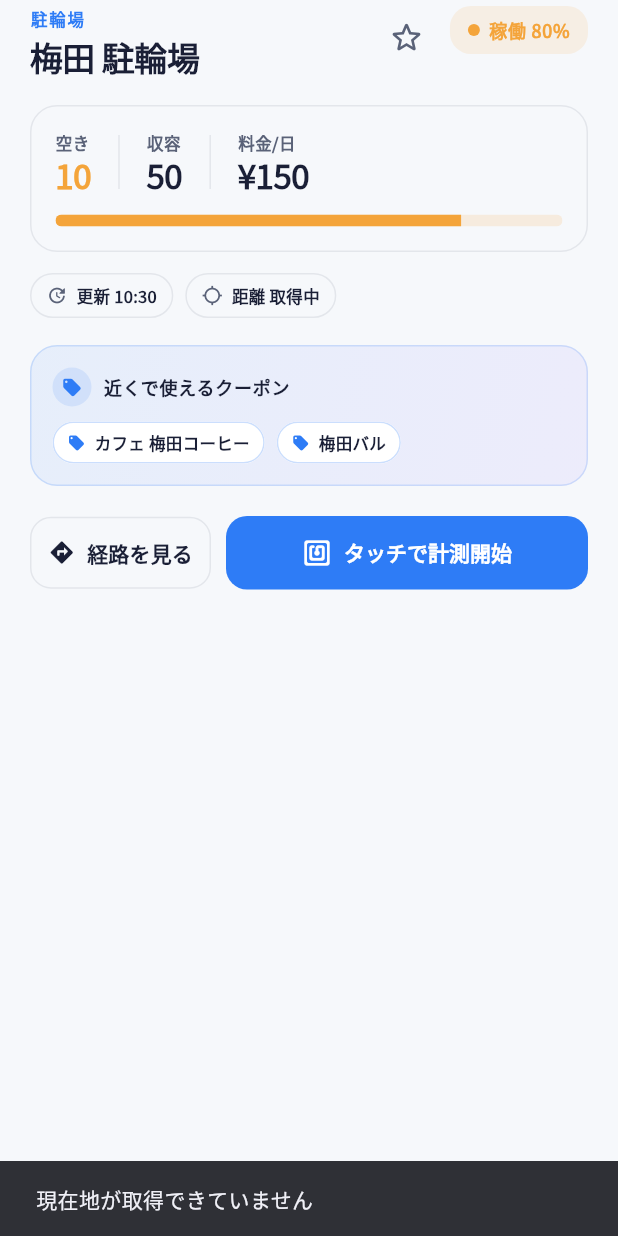
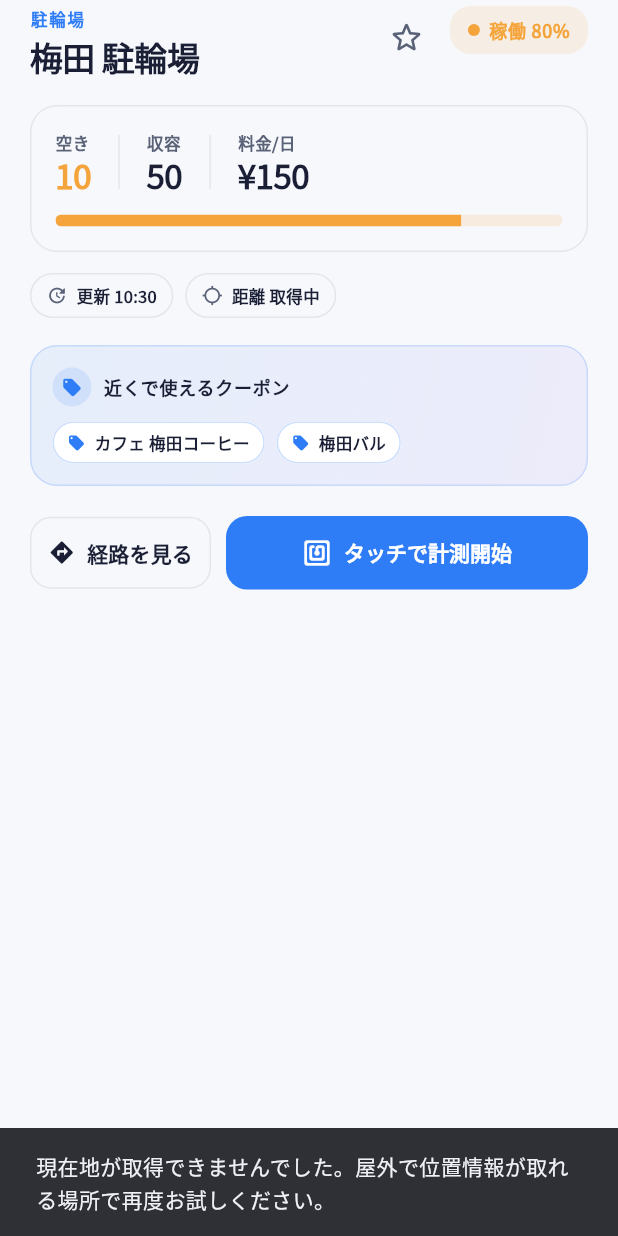
Before and after one commit to sousouKOZ/BicycleGoApp, a Flutter app: the ParkingDetailSheet widget shown alone on an empty page, opened directly with sample values from the repository, after a tap on "経路を見る", on a phone screen of 412 x 824 dp. Run offline on Flutter 3.47's test engine with Material 3 defaults, Android fonts, the phone set to English and light mode, and no system bars; our stand-ins replace flutter_local_notifications, flutter_riverpod, geolocator, google_fonts, google_maps_flutter, shared_preferences and 1 more; accounts and stored records are empty.

```diff
--- a/lib/features/parking/data/directions_service.dart
+++ b/lib/features/parking/data/directions_service.dart
@@ -46,8 +46,8 @@ class DirectionsService {
     final body = jsonDecode(resp.body) as Map<String, dynamic>;
     final status = body['status'] as String? ?? 'UNKNOWN_ERROR';
     if (status != 'OK') {
-      final err = body['error_message'] as String? ?? status;
-      throw DirectionsException(err);
+      final err = body['error_message'] as String?;
+      throw DirectionsException(_friendlyMessage(status, err));
     }
     final routes = body['routes'] as List<dynamic>;
     if (routes.isEmpty) {
@@ -70,6 +70,36 @@ class DirectionsService {
       distanceMeters: distance,
       durationSeconds: duration,
     );
+  }
+
+  /// Directions API の status コードをユーザー向けの文言に変換する。
+  /// 切り分けに使えるよう原因の見当も括弧書きで併記。
+  String _friendlyMessage(String status, String? errorMessage) {
+    switch (status) {
+      case 'ZERO_RESULTS':
+        return '自転車で行けるルートが見つかりませんでした。'
+            '（駐輪場が遠すぎるか、自転車経路が存在しない地域の可能性）';
+      case 'MAX_ROUTE_LENGTH_EXCEEDED':
+        return 'ルートが長すぎます。'
+            '（モックの駐輪場は大阪駅周辺に固定されています。'
+            '近くで検証する場合はモックデータを差し替えてください）';
+      case 'NOT_FOUND':
+        return '出発地または駐輪場の位置を特定できませんでした。';
+      case 'REQUEST_DENIED':
+        return 'API リクエストが拒否されました。'
+            '（GCP Console で Directions API が有効化されているか・'
+            'キーの Application restrictions を確認してください）'
+            '${errorMessage != null ? "\n詳細: $errorMessage" : ""}';
+      case 'OVER_DAILY_LIMIT':
+      case 'OVER_QUERY_LIMIT':
+        return 'API のクォータ上限を超えました。';
+      case 'INVALID_REQUEST':
+        return 'リクエストが不正です。$errorMessage';
+      case 'UNKNOWN_ERROR':
+        return '一時的なサーバエラーです。少し待って再試行してください。';
+      default:
+        return errorMessage ?? status;
+    }
   }
 
   /// Google Encoded Polyline Algorithm Format のデコード。
--- a/lib/features/parking/data/parking_mock_data.dart
+++ b/lib/features/parking/data/parking_mock_data.dart
@@ -40,6 +40,15 @@ final mockParkingLots = <ParkingLot>[
     priceYenPerDay: 120,
     updatedAt: DateTime.now(),
   ),
+  ParkingLot(
+    id: 'p5',
+    name: '大学 駐輪場',
+    position: const LatLng(34.7000, 135.4930),
+    capacity: 50,
+    occupied: 20,
+    priceYenPerDay: 110,
+    updatedAt: DateTime.now(),
+  )
 ];
 
 final mockDevices = <Device>[
@@ -75,4 +84,12 @@ final mockDevices = <Device>[
     status: DeviceStatus.idle,
     nfcCode: 'NFC-TENJIN-01',
   ),
+  Device(
+    id: 'd-p5-01',
+    storeId: 's5',
+    parkingLotId: 'p5',
+    position: const LatLng(34.7000, 135.4930),
+    status: DeviceStatus.idle,
+    nfcCode: 'NFC-UNIVERSITY-01',
+  ),
 ];
--- a/lib/features/parking/presentation/parking_detail_sheet.dart
+++ b/lib/features/parking/presentation/parking_detail_sheet.dart
@@ -2,6 +2,7 @@ import 'dart:math' as math;
 
 import 'package:flutter/material.dart';
 import 'package:flutter_riverpod/flutter_riverpod.dart';
+import 'package:geolocator/geolocator.dart';
 import 'package:google_maps_flutter/google_maps_flutter.dart';
 
 import '../../../core/theme/app_colors.dart';
@@ -44,19 +45,41 @@ class ParkingDetailSheet extends ConsumerWidget {
     BuildContext context,
     WidgetRef ref,
     ScaffoldMessengerState messenger,
-    LatLng? currentLocation,
+    LatLng? cachedLocation,
   ) async {
-    if (currentLocation == null) {
-      messenger.showSnackBar(
-        const SnackBar(content: Text('現在地が取得できていません')),
-      );
-      return;
-    }
     ref.read(routeLoadingProvider.notifier).state = true;
     try {
+      // 起動時の座標は古い・屋内取得で不正確な場合があるため、
+      // ルート取得直前に新しい fix を取り直す。
+      // 8秒で取れなければキャッシュにフォールバック。
+      LatLng? origin;
+      try {
+        final pos = await Geolocator.getCurrentPosition(
+          desiredAccuracy: LocationAccuracy.high,
+          timeLimit: const Duration(seconds: 8),
+        );
+        origin = LatLng(pos.latitude, pos.longitude);
+        // フレッシュな座標を全体プロバイダにも反映（地図側の表示も更新）。
+        ref.read(currentLocationProvider.notifier).state = origin;
+      } catch (_) {
+        origin = cachedLocation;
+      }
+
+      if (origin == null) {
+        messenger.showSnackBar(
+          const SnackBar(
+            content: Text(
+              '現在地が取得できませんでした。屋外で位置情報が取れる場所で再度お試しください。',
+            ),
+            duration: Duration(seconds: 6),
+          ),
+        );
+        return;
+      }
+
       final service = ref.read(directionsServiceProvider);
       final route = await service.fetch(
-        origin: currentLocation,
+        origin: origin,
         parking: parking,
       );
       ref.read(activeRouteProvider.notifier).state = route;
@@ -65,11 +88,17 @@ class ParkingDetailSheet extends ConsumerWidget {
       }
     } on DirectionsException catch (e) {
       messenger.showSnackBar(
-        SnackBar(content: Text('ルート取得失敗: ${e.message}')),
+        SnackBar(
+          content: Text('ルート取得失敗: ${e.message}'),
+          duration: const Duration(seconds: 8),
+        ),
       );
-    } catch (_) {
+    } catch (e) {
       messenger.showSnackBar(
-        const SnackBar(content: Text('ルート取得に失敗しました')),
+        SnackBar(
+          content: Text('ルート取得に失敗しました（$e）'),
+          duration: const Duration(seconds: 6),
+        ),
       );
     } finally {
       ref.read(routeLoadingProvider.notifier).state = false;
```
Also changed, not shown: lib/core/api/mock_api_client.dart (+4 -15 lines), lib/features/nfc/presentation/nfc_lock_sheet.dart (+10 -11 lines).
